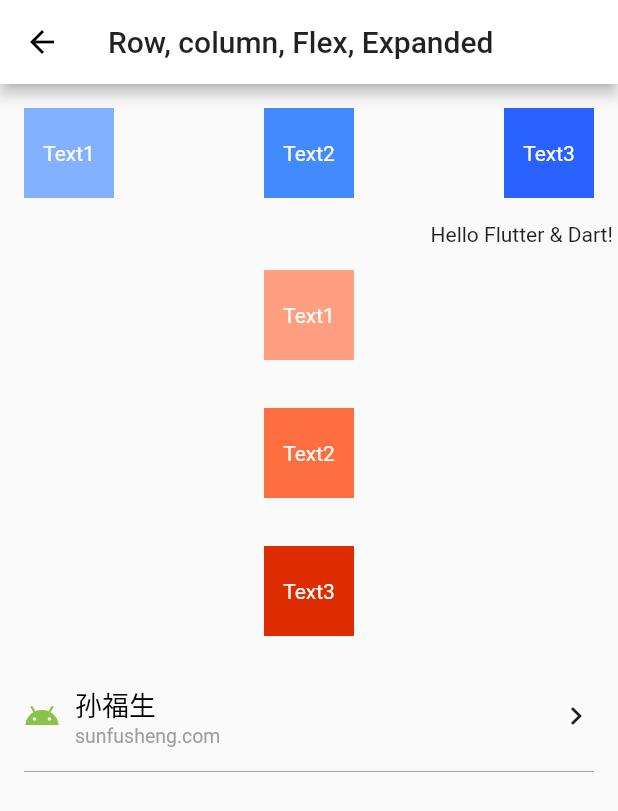
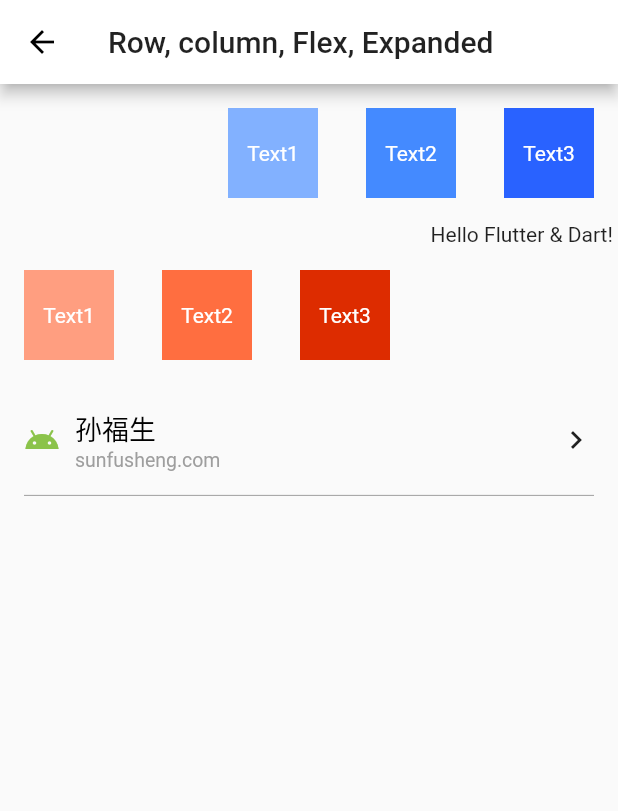
Before and after one commit to sunfusheng/FlutterDemo, a Flutter app: the RowColumnFlexExpanded screen opened directly, on a phone screen of 412 x 824 dp. Shown: the top 811 px of the screen. Run offline on Flutter 3.47's test engine with Material 2 defaults, Android fonts, the light colour scheme and no system bars.

Commit message:
Row, column, Flex, Expanded

```diff
--- a/lib/pages/basic/RowColumnFlexExpanded.dart
+++ b/lib/pages/basic/RowColumnFlexExpanded.dart
@@ -9,10 +9,11 @@ class RowColumnFlexExpanded extends StatelessWidget {
       ),
       body: Column(
         mainAxisAlignment: MainAxisAlignment.start,
+        crossAxisAlignment: CrossAxisAlignment.start,
         verticalDirection: VerticalDirection.down,
         children: <Widget>[
           Row(
-            mainAxisAlignment: MainAxisAlignment.spaceBetween,
+            mainAxisAlignment: MainAxisAlignment.end,
             children: <Widget>[
               Container(
                 alignment: Alignment.center,
@@ -58,7 +59,7 @@ class RowColumnFlexExpanded extends StatelessWidget {
             ],
           ),
           Flex(
-            direction: Axis.vertical,
+            direction: Axis.horizontal,
             mainAxisAlignment: MainAxisAlignment.start,
             crossAxisAlignment: CrossAxisAlignment.start,
             children: <Widget>[
```
Also changed, not shown: pubspec.yaml (+0 -9 lines).
